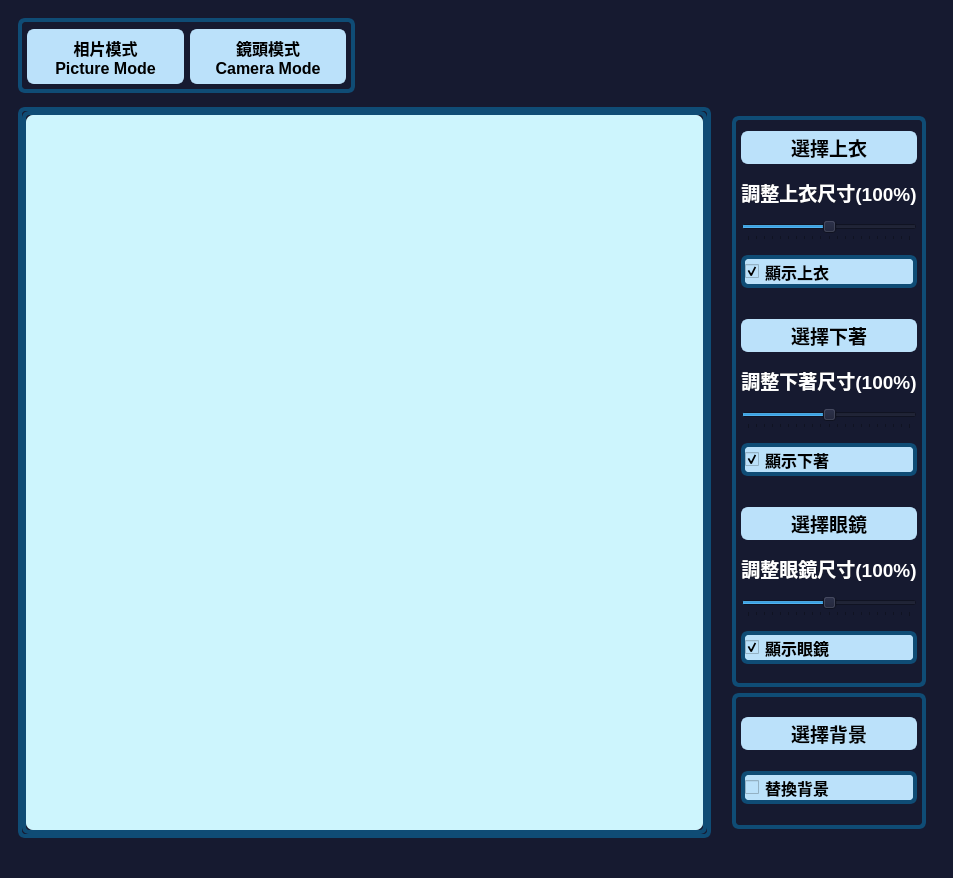
Qt form fittingroom.ui (bkdra/DIP_project) before a commit.
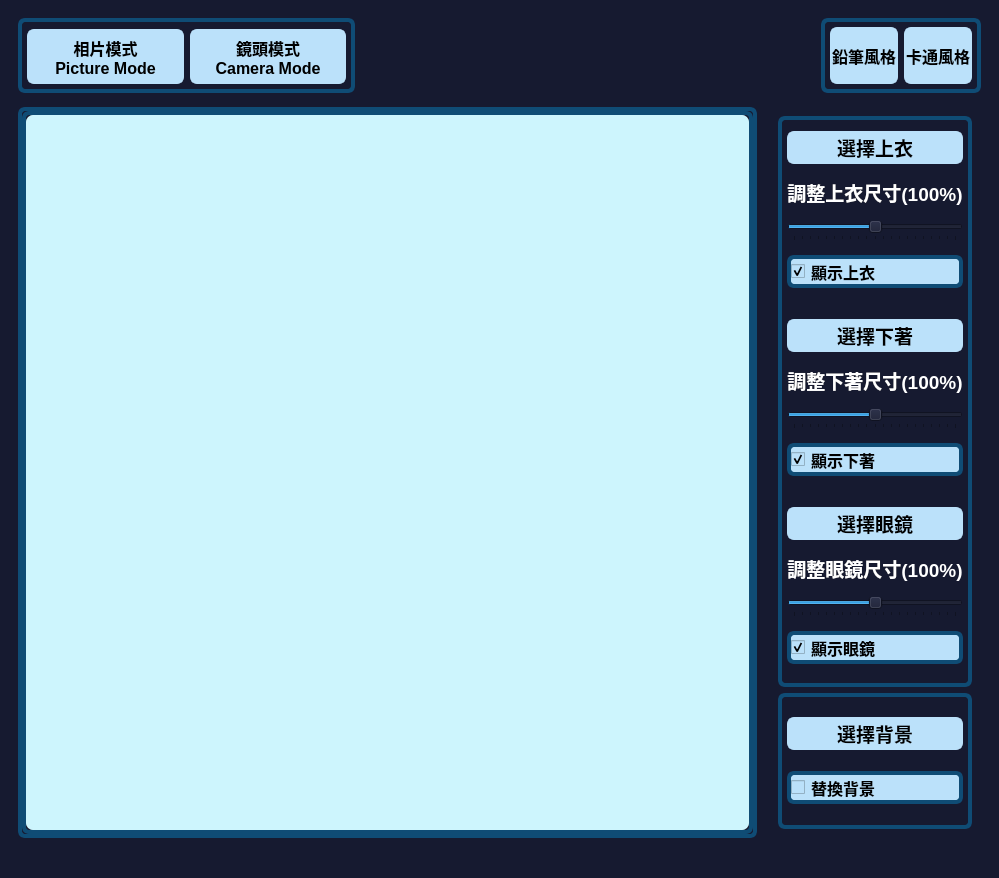
The same form after that commit. Icons and pictures are not drawn.

Diff of the .ui file:
```diff
--- a/fittingroom.ui
+++ b/fittingroom.ui
@@ -6,7 +6,7 @@
    <rect>
     <x>0</x>
     <y>0</y>
-    <width>953</width>
+    <width>999</width>
     <height>878</height>
    </rect>
   </property>
@@ -28,6 +28,21 @@
      <widget class="QWidget" name="widget" native="true">
       <layout class="QVBoxLayout" name="verticalLayout_2">
        <item>
+        <widget class="QWidget" name="widget_7" native="true">
+         <layout class="QHBoxLayout" name="horizontalLayout_3">
+          <property name="leftMargin">
+           <number>0</number>
+          </property>
+          <property name="topMargin">
+           <number>0</number>
+          </property>
+          <property name="rightMargin">
+           <number>0</number>
+          </property>
+          <property name="bottomMargin">
+           <number>0</number>
+          </property>
+          <item>
         <widget class="QWidget" name="widget_2" native="true">
          <property name="sizePolicy">
           <sizepolicy hsizetype="Fixed" vsizetype="Fixed">
@@ -148,6 +163,125 @@
         </widget>
        </item>
        <item>
+           <spacer name="horizontalSpacer">
+            <property name="orientation">
+             <enum>Qt::Horizontal</enum>
+            </property>
+            <property name="sizeHint" stdset="0">
+             <size>
+              <width>40</width>
+              <height>20</height>
+             </size>
+            </property>
+           </spacer>
+          </item>
+          <item>
+           <widget class="QWidget" name="widget_8" native="true">
+            <property name="styleSheet">
+             <string notr="true">border: 4px solid rgb(15, 76, 117);
+border-top-left-radius :7px;
+border-top-right-radius : 7px;                  
+border-bottom-left-radius : 7px;
+border-bottom-right-radius : 7px</string>
+            </property>
+            <layout class="QHBoxLayout" name="horizontalLayout_4">
+             <item>
+              <widget class="QPushButton" name="pencilStyleBtn">
+               <property name="sizePolicy">
+                <sizepolicy hsizetype="Minimum" vsizetype="Preferred">
+                 <horstretch>0</horstretch>
+                 <verstretch>0</verstretch>
+                </sizepolicy>
+               </property>
+               <property name="font">
+                <font>
+                 <family>Microsoft JhengHei UI</family>
+                 <pointsize>12</pointsize>
+                 <weight>75</weight>
+                 <italic>false</italic>
+                 <bold>true</bold>
+                </font>
+               </property>
+               <property name="styleSheet">
+                <string notr="true">color: rgb(0, 0, 0);
+border-color: rgb(187, 225, 250);
+border: 2px solid rgb(187, 225, 250);
+border-top-left-radius :7px;
+background-color: rgb(187, 225, 250);
+border-top-right-radius : 7px;                  
+border-bottom-left-radius : 7px;
+border-bottom-right-radius : 7px</string>
+               </property>
+               <property name="text">
+                <string>鉛筆風格</string>
+               </property>
+               <property name="icon">
+                <iconset>
+                 <normaloff>icon/pencil.png</normaloff>icon/pencil.png</iconset>
+               </property>
+               <property name="iconSize">
+                <size>
+                 <width>45</width>
+                 <height>45</height>
+                </size>
+               </property>
+               <property name="checkable">
+                <bool>true</bool>
+               </property>
+              </widget>
+             </item>
+             <item>
+              <widget class="QPushButton" name="cartoonStyleBtn">
+               <property name="sizePolicy">
+                <sizepolicy hsizetype="Minimum" vsizetype="Preferred">
+                 <horstretch>0</horstretch>
+                 <verstretch>0</verstretch>
+                </sizepolicy>
+               </property>
+               <property name="font">
+                <font>
+                 <family>Microsoft JhengHei UI</family>
+                 <pointsize>12</pointsize>
+                 <weight>75</weight>
+                 <italic>false</italic>
+                 <bold>true</bold>
+                </font>
+               </property>
+               <property name="styleSheet">
+                <string notr="true">color: rgb(0, 0, 0);
+border-color: rgb(187, 225, 250);
+border: 2px solid rgb(187, 225, 250);
+border-top-left-radius :7px;
+background-color: rgb(187, 225, 250);
+border-top-right-radius : 7px;                  
+border-bottom-left-radius : 7px;
+border-bottom-right-radius : 7px</string>
+               </property>
+               <property name="text">
+                <string>卡通風格</string>
+               </property>
+               <property name="icon">
+                <iconset>
+                 <normaloff>icon/film.png</normaloff>icon/film.png</iconset>
+               </property>
+               <property name="iconSize">
+                <size>
+                 <width>45</width>
+                 <height>45</height>
+                </size>
+               </property>
+               <property name="checkable">
+                <bool>true</bool>
+               </property>
+              </widget>
+             </item>
+            </layout>
+           </widget>
+          </item>
+         </layout>
+        </widget>
+       </item>
+       <item>
         <widget class="QWidget" name="widget_3" native="true">
          <layout class="QHBoxLayout" name="horizontalLayout_2">
           <property name="spacing">
@@ -185,7 +319,7 @@
               <rect>
                <x>0</x>
                <y>0</y>
-               <width>628</width>
+               <width>674</width>
                <height>711</height>
               </rect>
              </property>
```
Lines whose indentation alone changed are shown as unchanged.
